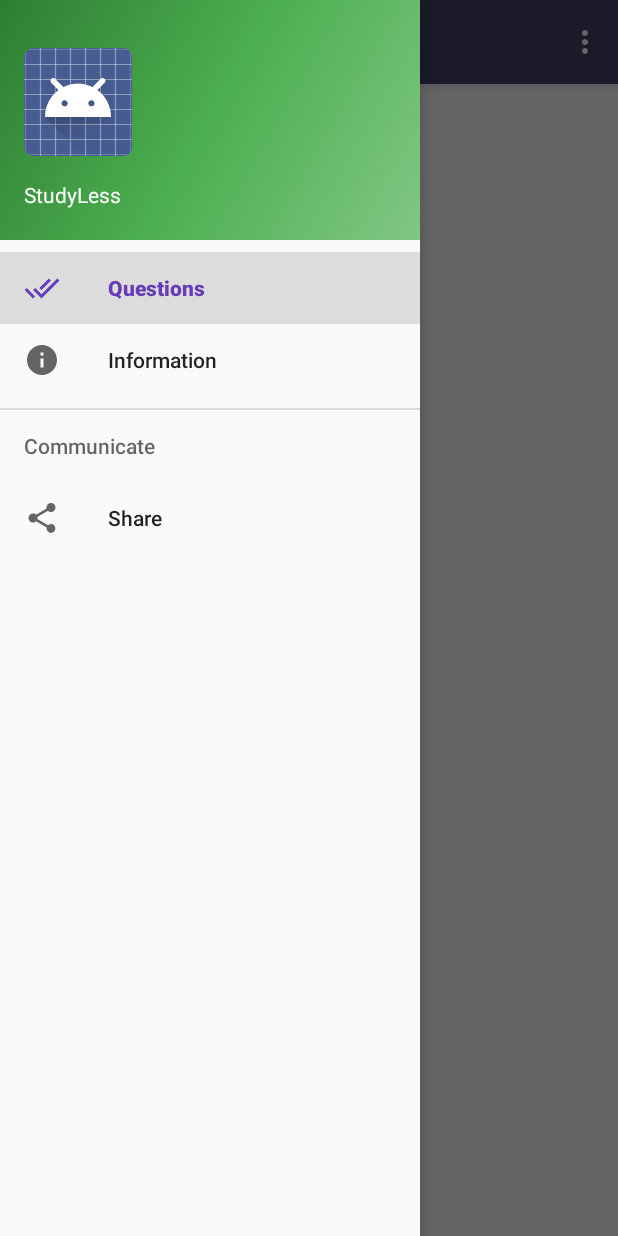
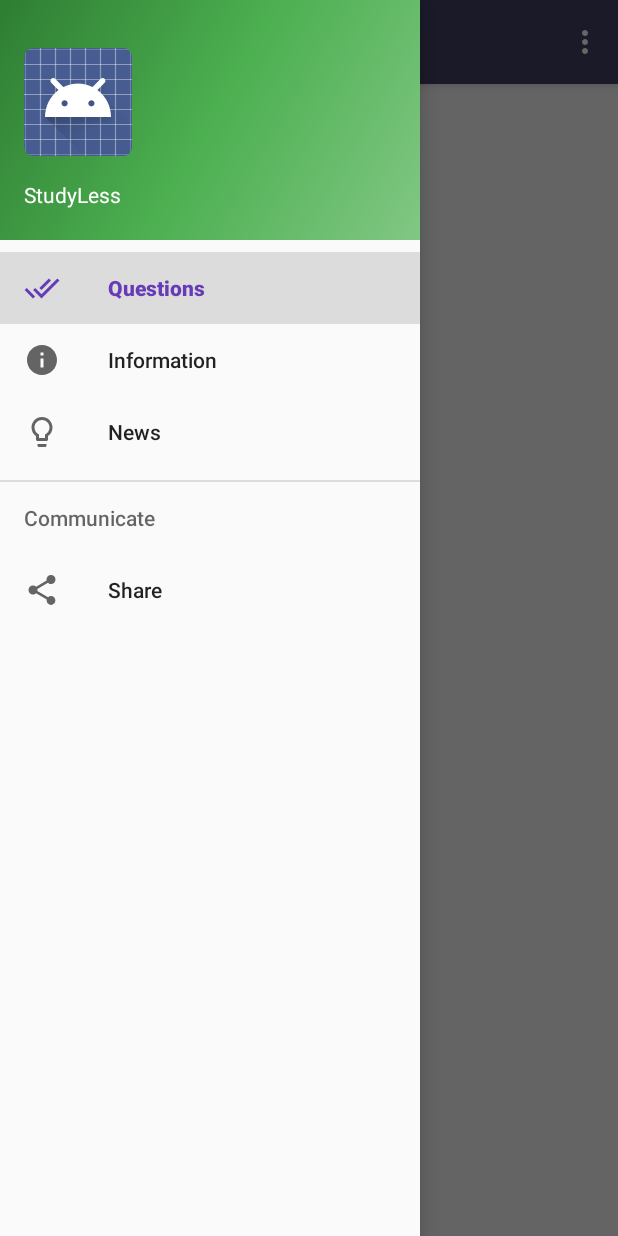
Before and after one commit to Archive-Org/Studyless, an Android app: the screen it shows after launch (MainActivity), with the side drawer open, on a phone screen of 412 x 824 dp. Run offline under Robolectric (Android 15) with nearby library versions, the phone set to English and light mode, and no system bars; our stand-ins replace Firebase (no records; nobody signed in at launch, a user with empty details on screens opened directly); libraries missing offline, so code that uses them is left out: com.github.paolorotolo.appintro; 1 statement that could not run was skipped.

Commit message:
Added news section
TODO add chat
TODO clean old code
TODO format news layout
TODO add loading screen!!!!!!!!!

```diff
--- a/mobile/build.gradle
+++ b/mobile/build.gradle
@@ -53,5 +53,7 @@ dependencies {
     compile 'com.github.paolorotolo:appintro:4.0.0'
     compile 'com.google.firebase:firebase-auth:9.0.0'
     compile 'com.google.android.gms:play-services-auth:9.2.1'
+    compile 'com.google.firebase:firebase-config:9.0.0'
+
 }
 apply plugin: 'com.google.gms.google-services'
--- a/mobile/src/main/java/com/company/studyless/Intro.java
+++ b/mobile/src/main/java/com/company/studyless/Intro.java
@@ -21,7 +21,6 @@ public class Intro extends AppIntro {
     @Override
     protected void onCreate(Bundle savedInstanceState) {
         super.onCreate(savedInstanceState);
-
         //Welcome have more free time… enjoy…
         addSlide(AppIntro2Fragment.newInstance(
                 getResources().getString(R.string.first_slide_title),
--- a/mobile/src/main/java/com/company/studyless/MainActivity.java
+++ b/mobile/src/main/java/com/company/studyless/MainActivity.java
@@ -8,7 +8,6 @@
 
 package com.company.studyless;
 
-import android.annotation.TargetApi;
 import android.app.Fragment;
 import android.app.FragmentManager;
 import android.app.Notification;
@@ -25,6 +24,7 @@ import android.os.Build;
 import android.os.Bundle;
 import android.os.Vibrator;
 import android.preference.PreferenceManager;
+import android.support.annotation.NonNull;
 import android.support.design.widget.NavigationView;
 import android.support.v4.graphics.ColorUtils;
 import android.support.v4.view.GravityCompat;
@@ -32,8 +32,6 @@ import android.support.v4.widget.DrawerLayout;
 import android.support.v7.app.ActionBarDrawerToggle;
 import android.support.v7.app.AppCompatActivity;
 import android.support.v7.widget.Toolbar;
-import android.transition.Slide;
-import android.transition.TransitionInflater;
 import android.view.KeyEvent;
 import android.view.Menu;
 import android.view.MenuItem;
@@ -47,23 +45,29 @@ import android.widget.RelativeLayout;
 import android.widget.TextView;
 import android.widget.Toast;
 
+import com.google.android.gms.tasks.OnCompleteListener;
+import com.google.android.gms.tasks.Task;
 import com.google.firebase.database.DataSnapshot;
 import com.google.firebase.database.DatabaseError;
 import com.google.firebase.database.DatabaseReference;
 import com.google.firebase.database.FirebaseDatabase;
 import com.google.firebase.database.ValueEventListener;
+import com.google.firebase.remoteconfig.FirebaseRemoteConfig;
 
+import java.util.HashMap;
 import java.util.Random;
 
 
 public class MainActivity extends AppCompatActivity
         implements NavigationView.OnNavigationItemSelectedListener {
-    String[] colorsArray = {"#6564DB", "#232ED1", "#DD0426", "#273043", "#AAA95A", "#414066", "#CEFF1A", "#1B2D2A"};
+    String[] colorsArray = {"#6564DB", "#232ED1", "#DD0426", "#273043", "#AAA95A", "#414066", "#1B2D2A"};
+    FirebaseRemoteConfig mFirebaseRemoteConfig;
+    String newsTitle, newsBody;
     private RadioGroup G1, G2, G3, G4, G5, G6, G7, G8, G9, G10, G11, G12, G13, G14, G15, G16, G17,
             G18, G19, G20;
     private TextView result1, result2, result3, result4, result5, result6, result7, result8,
             result9, result10, result11, result12, result13, result14, result15, result16,
-            result17, result18, result19, result20, matrixText, volumecount;
+            result17, result18, result19, result20, matrixText, volumecount, news_title, news_body;
     private EditText roomField;
     private DatabaseReference mDatabase;
     private matrix matrix = new matrix();
@@ -94,8 +98,6 @@ public class MainActivity extends AppCompatActivity
         }
         //Display activity main
         setContentView(R.layout.activity_main);
-        setupWindowAnimations();
-
 
         //TODO implement inflator
 
@@ -128,12 +130,16 @@ public class MainActivity extends AppCompatActivity
         //Bind views
         bindObjects();
 
+
         //Hide layout till db loaded
         questionsLayout.setVisibility(View.GONE);
         loadingLayout.setVisibility(View.VISIBLE);
         //Initialize database and Vibrations
         //RoomTextView.setText(String.valueOf(room));
         mDatabase = FirebaseDatabase.getInstance().getReference();
+
+        mFirebaseRemoteConfig = FirebaseRemoteConfig.getInstance();
+
         Vibrator vibratorService = (Vibrator) getSystemService(Context.VIBRATOR_SERVICE);
         volumeHandler.setVibrator(vibratorService);
 
@@ -156,8 +162,10 @@ public class MainActivity extends AppCompatActivity
 
 
         //Fetch data
+        getNews();
+
+
         getDatabase();
-
     }
 
     //Handle all matrix buttons
@@ -243,12 +251,12 @@ public class MainActivity extends AppCompatActivity
 
     private void plusOneEntry(int row, int column) {
         int value = matrix.getData()[row][column] + 1;
-        mDatabase.child("room_" + room).child(row + "/" + column + "").setValue(value);
+        mDatabase.child("Rooms/room_" + room).child(row + "/" + column + "").setValue(value);
     }
 
     private void lessOneEntry(int row, int column) {
         int value = matrix.getData()[row][column] - 1;
-        mDatabase.child("room_" + room).child(row + "/" + column + "").setValue(value);
+        mDatabase.child("Rooms/room_" + room).child(row + "/" + column + "").setValue(value);
     }
 
     private void initializeRoom(int roomNumber) {
@@ -256,7 +264,7 @@ public class MainActivity extends AppCompatActivity
         int i = 0;
         while (e < matrix.questionsRows) {
             while (i < 4) {
-                mDatabase.child("room_" + roomNumber + "/" + e + "/" + i + "").setValue(0);
+                mDatabase.child("Rooms/" + "room_" + roomNumber + "/" + e + "/" + i + "").setValue(0);
                 i++;
             }
             i = 0;
@@ -335,6 +343,9 @@ public class MainActivity extends AppCompatActivity
         result19 = (TextView) findViewById(R.id.resultado19);
         result20 = (TextView) findViewById(R.id.resultado20);
 
+        news_title = (TextView) findViewById(R.id.news_title);
+        news_body = (TextView) findViewById(R.id.news_body);
+
         roomField = (EditText) findViewById(R.id.roomField);
         matrixText = (TextView) findViewById(R.id.matrixText);
         volumecount = (TextView) findViewById(R.id.volumecount);
@@ -342,11 +353,10 @@ public class MainActivity extends AppCompatActivity
         loadingLayout = (RelativeLayout) findViewById(R.id.loadingLayout);
 
 
-
     }
 
     private void getDatabase() {
-        mDatabase.child("room_" + room).addValueEventListener(new ValueEventListener() {
+        mDatabase.child("Rooms/room_" + room).addValueEventListener(new ValueEventListener() {
             @Override
             public void onDataChange(DataSnapshot dataSnapshot) {
                 if (dataSnapshot.exists()) {
@@ -377,15 +387,35 @@ public class MainActivity extends AppCompatActivity
                     result19.setText(betterMostVoted(18));
                     result20.setText(betterMostVoted(19));
 
+
                     loadingLayout.setVisibility(View.GONE);
                     questionsLayout.setVisibility(View.VISIBLE);
                     //showNotification();
+
 
                 } else {
                     clearSelection();
                     roomField.setHint(getString(R.string.Room_) + String.valueOf(room));
                     topButtonArray();
                     initializeRoom(room);
+                }
+            }
+
+            @Override
+            public void onCancelled(DatabaseError databaseError) {
+            }
+        });
+
+    }
+
+    private void getNews() {
+        mDatabase.child("Data").addValueEventListener(new ValueEventListener() {
+            @Override
+            public void onDataChange(DataSnapshot dataSnapshot) {
+                if (dataSnapshot.exists()) {
+                    HashMap d = (HashMap) dataSnapshot.getValue();
+                    newsBody = d.get("news_body").toString();
+                    newsTitle = d.get("news_title").toString();
                 }
             }
 
@@ -467,12 +497,27 @@ public class MainActivity extends AppCompatActivity
             fragment = new Info();
             questionsLayout.setVisibility(View.GONE);
             hidekb();
+        } else if (id == R.id.nav_news) {
+            fragment = new News();
+            mFirebaseRemoteConfig.fetch(3600) //Fetch every hour news
+                    .addOnCompleteListener(new OnCompleteListener<Void>() {
+                        @Override
+                        public void onComplete(@NonNull Task<Void> task) {
+                            if (task.isSuccessful()) {
+                                // Once the config is successfully fetched it must be activated before newly fetched
+                                // values are returned.
+                                mFirebaseRemoteConfig.activateFetched();
+                            }
+                        }
+                    });
+            questionsLayout.setVisibility(View.GONE);
+            hidekb();
         } else if (id == R.id.nav_share) {
 
             Intent sharingIntent = new Intent(Intent.ACTION_SEND)
                     .setType("text/plain")
                     .putExtra(Intent.EXTRA_SUBJECT, getString(R.string.Share_subject))
-                    .putExtra(android.content.Intent.EXTRA_TEXT, getString(R.string.share_body));
+                    .putExtra(Intent.EXTRA_TEXT, getString(R.string.share_body));
 
             startActivity(Intent.createChooser(sharingIntent, getString(R.string.Share_via)));
         }
@@ -571,11 +616,6 @@ public class MainActivity extends AppCompatActivity
         }
     }
 
-    @TargetApi(Build.VERSION_CODES.LOLLIPOP)
-    private void setupWindowAnimations() {
-        Slide slide = (Slide) TransitionInflater.from(this).inflateTransition(R.transition.activity_slide);
-        getWindow().setExitTransition(slide);
-    }
 
     private void showNotification() {
 
--- /dev/null
+++ b/mobile/src/main/res/drawable/ic_lightbulb_outline_black_24dp.xml
@@ -0,0 +1,17 @@
+<!--
+  ~ /* Copyright (C) Alejandro Pacheco - All Rights Reserved
+  ~  * Unauthorized copying of this file, via any medium is strictly prohibited
+  ~  * Proprietary and confidential
+  ~  * Written by  Alejandro Pacheco Bobillo <alepacheco99@gmail.com>
+  ~  */
+  -->
+
+<vector xmlns:android="http://schemas.android.com/apk/res/android"
+    android:width="24dp"
+    android:height="24dp"
+    android:viewportHeight="24.0"
+    android:viewportWidth="24.0">
+    <path
+        android:fillColor="#FF000000"
+        android:pathData="M9,21c0,0.55 0.45,1 1,1h4c0.55,0 1,-0.45 1,-1v-1L9,20v1zM12,2C8.14,2 5,5.14 5,9c0,2.38 1.19,4.47 3,5.74L8,17c0,0.55 0.45,1 1,1h6c0.55,0 1,-0.45 1,-1v-2.26c1.81,-1.27 3,-3.36 3,-5.74 0,-3.86 -3.14,-7 -7,-7zM14.85,13.1l-0.85,0.6L14,16h-4v-2.3l-0.85,-0.6C7.8,12.16 7,10.63 7,9c0,-2.76 2.24,-5 5,-5s5,2.24 5,5c0,1.63 -0.8,3.16 -2.15,4.1z" />
+</vector>
--- a/mobile/src/main/res/menu/activity_main_drawer.xml
+++ b/mobile/src/main/res/menu/activity_main_drawer.xml
@@ -19,7 +19,10 @@
             android:id="@+id/nav_info"
             android:icon="@drawable/ic_info_black_24dp"
             android:title="@string/information" />
-
+        <item
+            android:id="@+id/nav_news"
+            android:icon="@drawable/ic_lightbulb_outline_black_24dp"
+            android:title="@string/news" />
     </group>
 
     <item android:title="@string/communicate">
--- a/mobile/src/main/res/values/strings.xml
+++ b/mobile/src/main/res/values/strings.xml
@@ -62,4 +62,5 @@
     <string name="contact_body">I really apreciate suggestions and bugs summits, send them to </string>
     <string name="Share_subject">Studyless</string>
     <string name="by_studyless">By Studyless</string>
+    <string name="news">News</string>
 </resources>
```
Also changed, not shown: mobile/src/main/java/com/company/studyless/News.java (added, +39 -0 lines), mobile/src/main/res/layout/news.xml (added, +27 -0 lines), 1 other file.
